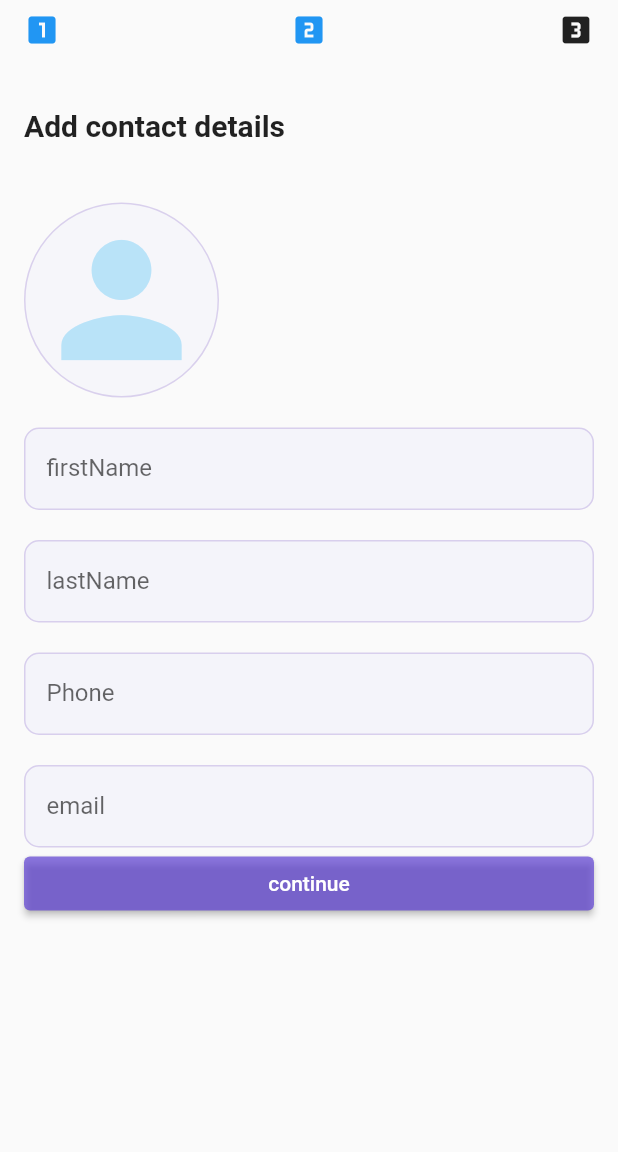
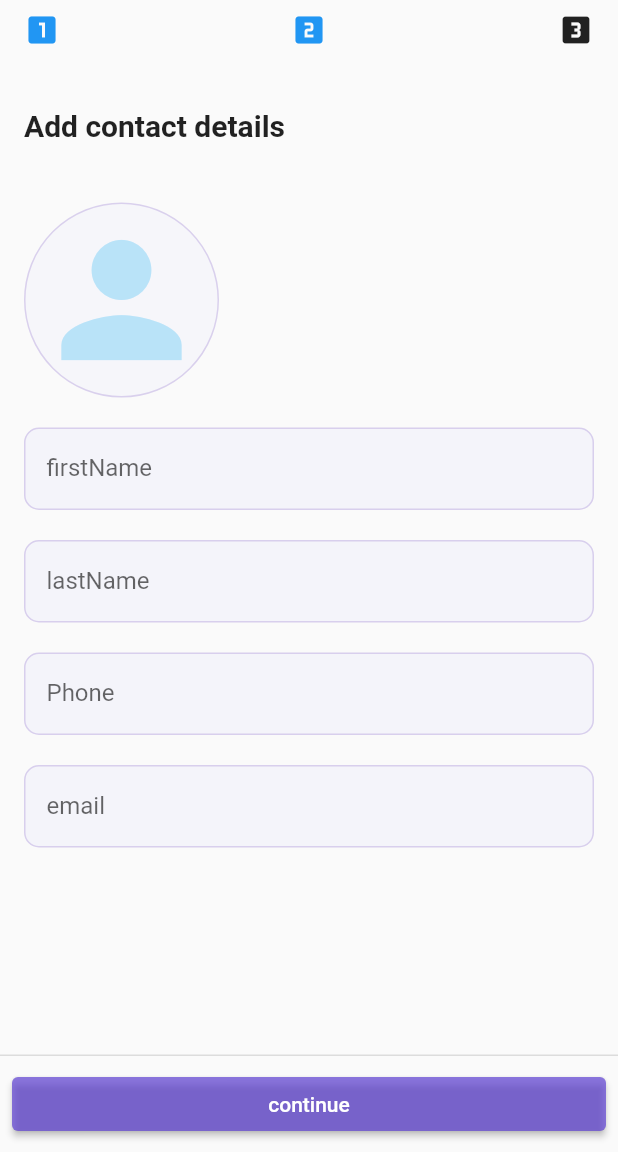
Before and after one commit to manesantosh/IntlPhoneField, a Flutter app: the AddContact screen opened directly, after a tap on "continue", on a phone screen of 412 x 824 dp, the part 84-1236 px from its top. Run offline on Flutter 3.47's test engine with Material 2 defaults, Android fonts, the phone set to English and light mode, and no system bars; our stand-ins replace shared_preferences; accounts and stored records are empty; generated files the repository leaves out were written again.

Commit message:
implemented continue button stick to bottom on add contact screen.

```diff
--- /dev/null
+++ b/intlphonefield/l10n.yaml
@@ -0,0 +1,3 @@
+arb-dir: lib/l10n
+template-arb-file: app_en.arb
+output-localization-file: app_localizations.dart
--- a/intlphonefield/lib/Constants/String_Constants.dart
+++ b/intlphonefield/lib/Constants/String_Constants.dart
@@ -1,9 +1,10 @@
 
 const home = "Home Screen";
-const firstNameConst = "firstName";
 const lastNameConst = "lastName";
 const emailConst = "email";
 const phoneConst = "Phone";
+
+const String title = 'Flutter Demo';
 
 const String accountNumberConst = "accountNumber";
 const String routingNumberConst = "routingNumber";
@@ -15,8 +16,6 @@ const String addContact = "Add Contact";
 const String emergencyAccount = "Emergency Account";
 const String businessAccount = "Business savings";
 
-
-
 const String emailRegExpConst = r"^[a-zA-Z0-9.]+@[a-zA-Z0-9]+\.[a-zA-Z]+";
 const String nameRegExpConst = r"[a-zA-Z]+|\s";
 const String phoneRegExpConst = r"[0-9]";
--- /dev/null
+++ b/intlphonefield/lib/l10n/app_es.arb
@@ -0,0 +1,6 @@
+{
+  "email": "Email",
+  "password": "clave",
+  "login": "acceso",
+  "loginHere": "Entre aquí!"
+}
--- /dev/null
+++ b/intlphonefield/lib/l10n/l10n.dart
@@ -0,0 +1,8 @@
+import 'package:flutter/material.dart';
+
+class L18n {
+  static final all = [
+    const Locale('en', ''),
+    const Locale('es', ''),
+  ];
+}
--- a/intlphonefield/lib/main.dart
+++ b/intlphonefield/lib/main.dart
@@ -3,6 +3,9 @@ import 'package:shared_preferences/shared_preferences.dart';
 import 'Constants/String_Constants.dart';
 import 'config/route/NavigationRoute.dart';
 import 'config/theme/colors.dart';
+import 'package:flutter_localizations/flutter_localizations.dart';
+import 'package:intlphonefield/l10n/l10n.dart';
+import 'package:flutter_gen/gen_l10n/app_localizations.dart';
 
 void main() {
   runApp(const MyApp());
@@ -11,12 +14,20 @@ void main() {
 class MyApp extends StatelessWidget {
   const MyApp({super.key});
 
-  // This widget is the root of your application.
   @override
   Widget build(BuildContext context) {
     return MaterialApp(
-      title: 'Flutter Demo',
+      title: title,
       debugShowCheckedModeBanner: false,
+
+      localizationsDelegates: const [
+        AppLocalizations.delegate,
+        GlobalMaterialLocalizations.delegate,
+        GlobalWidgetsLocalizations.delegate,
+        GlobalCupertinoLocalizations.delegate,
+      ],
+      supportedLocales: L18n.all,
+
       theme: ThemeData(
         primarySwatch: Colors.blue,
       ),
@@ -37,24 +48,24 @@ class MyHomePage extends StatefulWidget {
 
 class _MyHomePageState extends State<MyHomePage> {
 
-  String firstNameStr = firstNameConst;
-  String lastNameStr = lastNameConst;
-  String emailStr = emailConst;
+   String firstNameStr = "first name";
+   String lastNameStr = "last name";
+   String emailStr = "email";
 
   late SharedPreferences sharedPreferences;
 
-  void _setState()async {
+  void _setState(BuildContext context)async {
     sharedPreferences = await SharedPreferences.getInstance();
     setState(() {
-      firstNameStr = sharedPreferences.getString("first_name") ?? firstNameConst;
-      lastNameStr = sharedPreferences.getString("last_name") ?? lastNameConst;
-      emailStr = sharedPreferences.getString("email") ?? emailConst;
+      firstNameStr = sharedPreferences.getString("first_name") ?? AppLocalizations.of(context)!.firstNameConst;
+      lastNameStr = sharedPreferences.getString("last_name") ?? AppLocalizations.of(context)!.lastNameConst;
+      emailStr = sharedPreferences.getString("email") ?? AppLocalizations.of(context)!.emailConst;
     });
   }
 
   @override
   Widget build(BuildContext context) {
-    _setState();
+    _setState(context);
     return GestureDetector(
       onTap: () => FocusManager.instance.primaryFocus?.unfocus(),
       child: Scaffold(
@@ -63,10 +74,10 @@ class _MyHomePageState extends State<MyHomePage> {
           centerTitle: true,
         ),
 
-        body: Center(
+        body: const Center(
           child: Column(
             mainAxisAlignment: MainAxisAlignment.center,
-            children: const <Widget>[
+            children: <Widget>[
               Text(home),
             ],
           ),
@@ -83,7 +94,7 @@ class _MyHomePageState extends State<MyHomePage> {
                 child: UserAccountsDrawerHeader(
                   decoration: const BoxDecoration(color: CustomColors.grey100),
                   accountName: Text(
-                    "$firstNameStr $lastNameStr",
+                    "$firstNameStr  $lastNameStr",
                     style: const TextStyle(fontSize: 18),
                   ),
                   accountEmail: Text(emailStr),
@@ -98,7 +109,7 @@ class _MyHomePageState extends State<MyHomePage> {
                 ),
               ),
               ListTile(
-                title: const Text('Home'),
+                title: Text(AppLocalizations.of(context)!.home),
                 onTap: () {
                   Navigator.pushNamed(context, "./");
                 },
--- a/intlphonefield/lib/views/screen/AddContact.dart
+++ b/intlphonefield/lib/views/screen/AddContact.dart
@@ -1,9 +1,9 @@
-import 'dart:ffi';
-
 import 'package:flutter/material.dart';
 import 'package:intlphonefield/Constants/String_Constants.dart';
 import 'package:intlphonefield/config/theme/colors.dart';
 import 'package:shared_preferences/shared_preferences.dart';
+import 'package:flutter_gen/gen_l10n/app_localizations.dart';
+
 
 class AddContact extends StatefulWidget{
   const AddContact({super.key});
@@ -15,16 +15,21 @@ class AddContact extends StatefulWidget{
 class _AddContactState extends State<AddContact> {
 
   late SharedPreferences sharedPreferences;
+  String dropdownValue = "";
+  var items =["", ""];
 
-  var items = [
-    'Emergency Account',
-    'Business savings',
-  ];
-  String dropdownValue = 'Emergency Account';
-
+  @override
+  void initState() {
+    super.initState();
+  }
 
   @override
   Widget build(BuildContext context) {
+
+    items[0] = AppLocalizations.of(context)!.emergencyAccount;
+    items[1] = AppLocalizations.of(context)!.businessAccount;
+    dropdownValue = AppLocalizations.of(context)!.emergencyAccount;
+
     return  GestureDetector(
       onTap: () => FocusManager.instance.primaryFocus?.unfocus(),
       child: Scaffold(
@@ -46,22 +51,23 @@ class _AddContactState extends State<AddContact> {
             mainAxisAlignment: MainAxisAlignment.start,
             crossAxisAlignment: CrossAxisAlignment.start,
             children: [
-              Row(
+              const Row(
                 mainAxisAlignment: MainAxisAlignment.spaceBetween,
-                children: const [
+                children: [
                   Icon(Icons.looks_one, color: Colors.blue),
                   Icon(Icons.looks_two),
                   Icon(Icons.looks_3),
                 ],
               ),
               const SizedBox(height: 40),
-              const Text("Add your bank details", style: TextStyle(
+              Text(AppLocalizations.of(context)!.bankAccountDetailText,
+                style: const TextStyle(
                 fontWeight: FontWeight.bold,
                 fontSize: 20
               ),),
               const SizedBox(height: 20),
-              const Text("Adding your bank account details will allow you to easily send and receive money to add from your contacts.",
-                style: TextStyle(
+              Text(AppLocalizations.of(context)!.bankAccountDetailSubText,
+                style: const TextStyle(
                  fontSize: 16,
                 ),
               ),
@@ -106,9 +112,9 @@ class _AddContactState extends State<AddContact> {
                       top: 8,
                       child: Container(
                         color: CustomColors.white100,
-                        child: const Text(
-                          'Create an account',
-                          style: TextStyle(color: Colors.deepPurple, fontSize: 12),
+                        child:  Text(
+                          AppLocalizations.of(context)!.createAnAccount,
+                          style: const TextStyle(color: Colors.deepPurple, fontSize: 12),
                         ),
                       ),
                     ),
@@ -126,7 +132,9 @@ class _AddContactState extends State<AddContact> {
                       style: ButtonStyle(
                         backgroundColor: MaterialStateProperty.all<Color>(CustomColors.purple100 ),
                       ),
-                      child: const Text("continue", style: TextStyle(
+                      child: Text(
+                        AppLocalizations.of(context)!.continueText,
+                        style: const TextStyle(
                           color: Colors.white
                       ),),
                     ),
--- a/intlphonefield/lib/views/screen/AddContactDetails.dart
+++ b/intlphonefield/lib/views/screen/AddContactDetails.dart
@@ -3,6 +3,7 @@ import 'package:flutter/material.dart';
 import 'package:flutter/services.dart';
 import 'package:intlphonefield/Constants/String_Constants.dart';
 import 'package:shared_preferences/shared_preferences.dart';
+import 'package:flutter_gen/gen_l10n/app_localizations.dart';
 
 class AddContactDetails extends StatefulWidget{
   const AddContactDetails({super.key});
@@ -37,24 +38,13 @@ class _AddContactDetailsState extends State<AddContactDetails> {
           backgroundColor: const Color(0xFFFFFFFF),
           elevation: 0,
         ),
-        body: LayoutBuilder(
-          builder: (BuildContext context, BoxConstraints viewportConstraints) {
-            return Column(
+        body: Padding(
+              padding: const EdgeInsets.symmetric(vertical: 8, horizontal: 16),
+              child: ListView(
                 children: [
-                SingleChildScrollView(
-                  child: ConstrainedBox(
-                    constraints: BoxConstraints(
-                      minHeight: viewportConstraints.maxHeight,
-                    ),
-                    child: Padding(
-                      padding: const EdgeInsets.symmetric(vertical: 8, horizontal: 16),
-                      child: Column(
-                        mainAxisAlignment: MainAxisAlignment.start,
-                        crossAxisAlignment: CrossAxisAlignment.start,
+                  const Row(
+                    mainAxisAlignment: MainAxisAlignment.spaceBetween,
                     children: [
-                          Row(
-                            mainAxisAlignment: MainAxisAlignment.spaceBetween,
-                            children: const [
                       Icon(Icons.looks_one, color: Colors.blue),
                       Icon(Icons.looks_two, color: Colors.blue),
                       Icon(Icons.looks_3),
@@ -102,9 +92,9 @@ class _AddContactDetailsState extends State<AddContactDetails> {
                                   RegExp(nameRegExpConst),
                                 )
                               ],
-                                      decoration: const InputDecoration(
-                                        labelText: firstNameConst,
-                                        contentPadding: EdgeInsets.symmetric(vertical: 10.0, horizontal: 15.0),
+                              decoration: InputDecoration(
+                                labelText: AppLocalizations.of(context)!.firstNameConst,
+                                contentPadding: const EdgeInsets.symmetric(vertical: 10.0, horizontal: 15.0),
                                 border: InputBorder.none,
                               ),
                               controller: firstNameController,
@@ -204,7 +194,14 @@ class _AddContactDetailsState extends State<AddContactDetails> {
                             keyboardType: TextInputType.name,
                           ),
                         ),
-
+                      ],
+                    ),
+                  ),
+                ]
+                ),
+          ),
+        persistentFooterAlignment: AlignmentDirectional.bottomCenter,
+        persistentFooterButtons: [
           Align(
             alignment: Alignment.bottomCenter,
             child: SizedBox(
@@ -226,17 +223,6 @@ class _AddContactDetailsState extends State<AddContactDetails> {
             ),
           )
         ],
-                            ),
-                          ),
-                        ]
-                        ),
-                    ),
-                  ),
-                ),
-              ],
-            );
-          },
-        ),
       ),
     );
   }
```
Also changed, not shown: intlphonefield/lib/l10n/app_en.arb (added, +22 -0 lines), intlphonefield/lib/views/screen/ContactSummery.dart (+22 -21 lines), intlphonefield/pubspec.yaml (+9 -3 lines), intlphonefield/pubspec.lock, 4 other files. Lines whose indentation alone changed are shown as unchanged.
